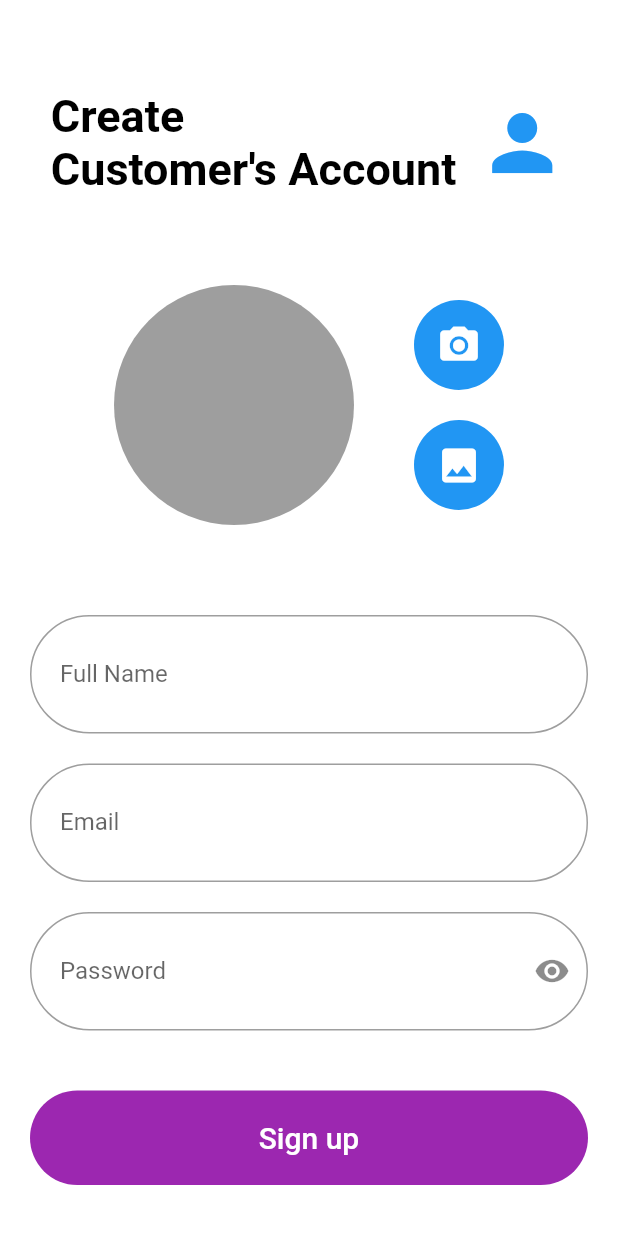
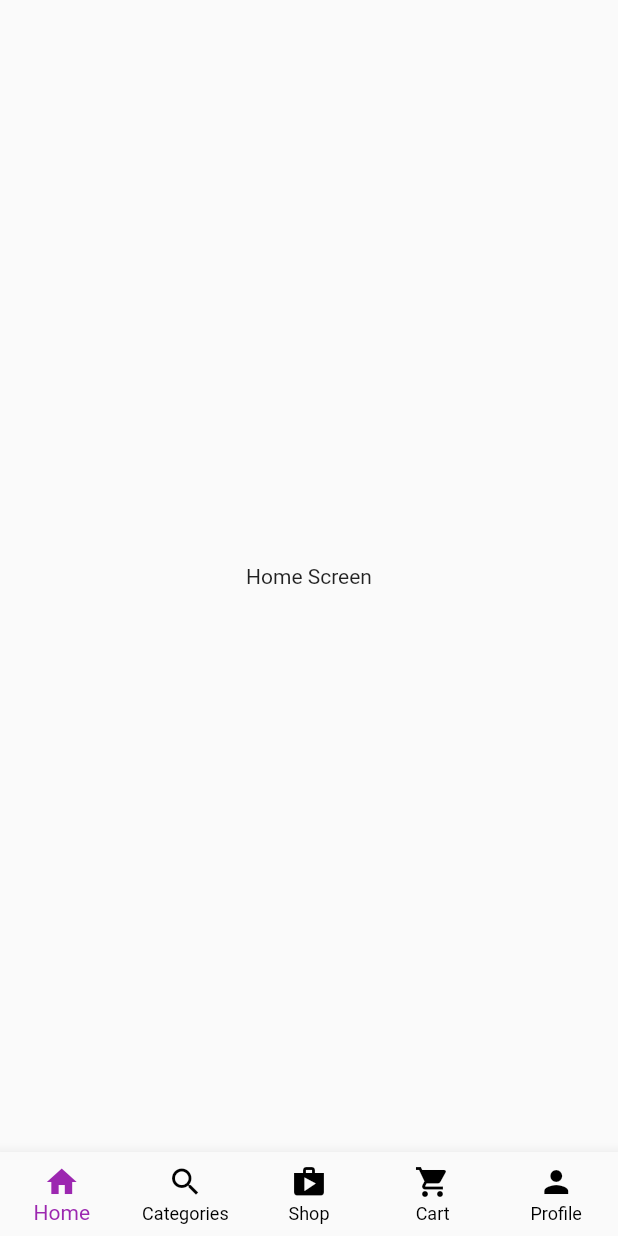
Before and after one commit to yemicoder/multi_vendor, a Flutter app: the screen it shows after launch, on a phone screen of 412 x 824 dp. Run offline on Flutter 3.47's test engine with Material 2 defaults, Android fonts, the phone set to English and light mode, and no system bars; our stand-ins replace cloud_firestore, firebase_auth, firebase_core, firebase_storage, image_picker; accounts and stored records are empty.

Commit message:
added dummy profile image and added navigation bar to homescreen and also enabled navigation to homescreen after a successful login

```diff
--- a/lib/main.dart
+++ b/lib/main.dart
@@ -1,5 +1,6 @@
 import 'package:firebase_core/firebase_core.dart';
 import 'package:flutter/material.dart';
+import 'package:multi_vendor/views/customer_home_screen.dart';
 import 'package:multi_vendor/views/customer_login_screen.dart';
 import 'package:multi_vendor/views/landing_customer_screen.dart';
 
@@ -12,7 +13,7 @@ void main() async {
   return runApp(
     const MaterialApp(
       debugShowCheckedModeBanner: false,
-      home: LandingCustomerScreen(),
+      home: CustomerHomeScreen(),
     )
   );
 }
--- /dev/null
+++ b/lib/views/customer_home_screen.dart
@@ -0,0 +1,46 @@
+import 'package:flutter/material.dart';
+
+class CustomerHomeScreen extends StatefulWidget {
+  const CustomerHomeScreen({Key? key}) : super(key: key);
+
+  @override
+  State<CustomerHomeScreen> createState() => _CustomerHomeScreenState();
+}
+
+class _CustomerHomeScreenState extends State<CustomerHomeScreen> {
+
+  int _selectedItem = 0;
+  @override
+  Widget build(BuildContext context) {
+
+    List<Widget> _pages = [
+      Center(child: Text('Home Screen'),),
+      Center(child: Text('Category Screen',),),
+      Center(child: Text('Shop Screen'),),
+      Center(child: Text('Cart Screen'),),
+      Center(child: Text('Profile Screen'),),
+    ];
+    return Scaffold(
+      bottomNavigationBar: BottomNavigationBar(
+        type: BottomNavigationBarType.fixed,
+        selectedItemColor: Colors.purple,
+        unselectedItemColor: Colors.black,
+        currentIndex: _selectedItem,
+        onTap: (index) {
+          setState(() {
+            _selectedItem = index;
+          });
+        },
+        items: const [
+        BottomNavigationBarItem(icon: Icon(Icons.home), label: 'Home'),
+        BottomNavigationBarItem(icon: Icon(Icons.search), label: 'Categories'),
+        BottomNavigationBarItem(icon: Icon(Icons.shop), label: 'Shop',),
+        BottomNavigationBarItem(icon: Icon(Icons.shopping_cart), label: 'Cart'),
+          BottomNavigationBarItem(icon: Icon(Icons.person), label: 'Profile'),
+      ],),
+      body: SafeArea(
+        child: _pages[_selectedItem],
+      ),
+    );
+  }
+}
--- a/lib/views/landing_customer_screen.dart
+++ b/lib/views/landing_customer_screen.dart
@@ -24,6 +24,7 @@ class _LandingCustomerScreenState extends State<LandingCustomerScreen> {
   Uint8List? image;
 
   bool isLoading = false;
+  bool imageLoaded = false;
 
   pickImageFromGallery() async {
     Uint8List im = await authController.pickImage(ImageSource.gallery);
@@ -34,7 +35,14 @@ class _LandingCustomerScreenState extends State<LandingCustomerScreen> {
   }
 
   pickImageFromCamera() async {
+    setState(() {
+      imageLoaded =  false;
+    });
     Uint8List im = await authController.pickImage(ImageSource.camera);
+
+    setState(() {
+      imageLoaded = true;
+    });
 
     setState(() {
       image = im;
@@ -85,7 +93,7 @@ class _LandingCustomerScreenState extends State<LandingCustomerScreen> {
                         color: Colors.black
                       ),
                       ),
-                      Icon(Icons.person, color: Colors.blue, size: 60,),
+                      Icon(Icons.person, color: Colors.purple, size: 60,),
                     ],
                   ),
                   const SizedBox(height: 60,),
@@ -93,12 +101,13 @@ class _LandingCustomerScreenState extends State<LandingCustomerScreen> {
                     mainAxisAlignment: MainAxisAlignment.center,
                     children: [
                       image != null ? CircleAvatar(
-                        radius: 80,
+                        radius: 100,
                         backgroundImage: MemoryImage(image!),
                       ) :
-                      const CircleAvatar(
-                        radius: 80,
+                      CircleAvatar(
+                        radius: 100,
                         backgroundColor: Colors.grey,
+                        backgroundImage: AssetImage('assets/images/dummy-profile-pic.png'),
                       ),
                       const SizedBox(width: 40,),
                       Column(
@@ -107,7 +116,7 @@ class _LandingCustomerScreenState extends State<LandingCustomerScreen> {
                             height: 60,
                             width: 60,
                             decoration: BoxDecoration(
-                                color: Colors.blue,
+                                color: Colors.purple,
                               borderRadius: BorderRadius.circular(30)
                             ),
                             child: IconButton(onPressed: () {
@@ -122,7 +131,7 @@ class _LandingCustomerScreenState extends State<LandingCustomerScreen> {
                             height: 60,
                             width: 60,
                             decoration: BoxDecoration(
-                                color: Colors.blue,
+                                color: Colors.purple,
                                 borderRadius: BorderRadius.circular(30)
                             ),
                             child: IconButton(onPressed: () {
--- a/pubspec.yaml
+++ b/pubspec.yaml
@@ -65,9 +65,9 @@ flutter:
   uses-material-design: true
 
   # To add assets to your application, add an assets section, like this:
-  # assets:
-  #   - images/a_dot_burr.jpeg
-  #   - images/a_dot_ham.jpeg
+  assets:
+     - assets/images/
+
 
   # An image asset can refer to one or more resolution-specific "variants", see
   # https://flutter.dev/assets-and-images/#resolution-aware
```
Also changed, not shown: lib/views/customer_login_screen.dart (+14 -2 lines), assets/images/dummy-profile-pic.png (added).
